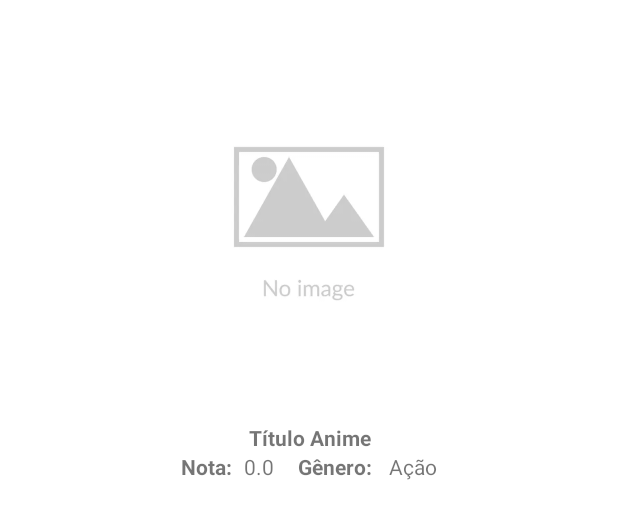
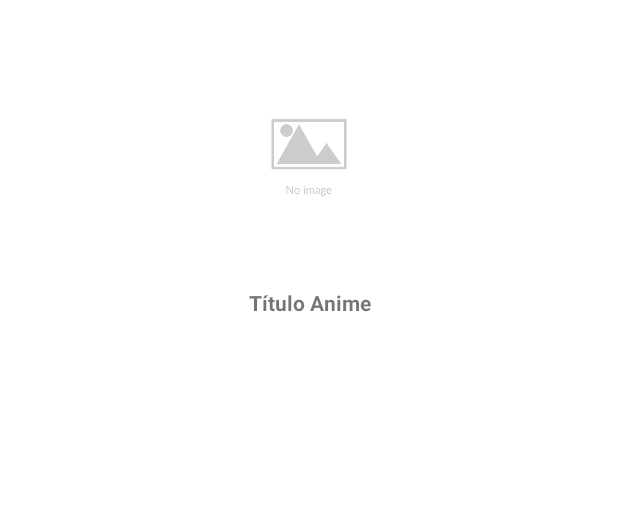
Before and after one commit to LorraneLobo/Anime-List, an Android app: the layout adapter_top_anime.xml on its own in the app's theme, with its tools: preview values and no code run, on a phone screen of 412 x 824 dp. Shown: the top 519 px of the screen. Run offline under Robolectric (Android 15) with nearby library versions, the phone set to English and light mode, and no system bars.

Commit message:
Implementado paginacao

```diff
--- a/app/src/main/AndroidManifest.xml
+++ b/app/src/main/AndroidManifest.xml
@@ -12,9 +12,6 @@
         android:supportsRtl="true"
         android:theme="@style/Theme.AnimeList">
         <activity
-            android:name=".adapter.TopAnimeAdapter"
-            android:exported="false" />
-        <activity
             android:name=".activity.MainActivity"
             android:exported="true">
             <intent-filter>
--- a/app/src/main/java/com/lorrane/animelist/api/AnimeRepositoy.kt
+++ b/app/src/main/java/com/lorrane/animelist/api/AnimeRepositoy.kt
@@ -4,13 +4,11 @@ import com.lorrane.animelist.model.Anime
 import com.lorrane.animelist.model.Page
 import retrofit2.Call
 import retrofit2.http.GET
+import retrofit2.http.Query
 
 interface AnimeRepositoy {
 
     @GET("top/anime")
-    fun getTopAnimes(): Call<Page<List<Anime>>>
-
-    @GET("recommendations/anime")
-    fun getRecommendationAnime(): Call<Page<List<Anime>>>
+    fun getTopAnimes(@Query("page") page: Int): Call<Page<List<Anime>>>
 
 }
--- /dev/null
+++ b/app/src/main/java/com/lorrane/animelist/util/Constantes.kt
@@ -0,0 +1,3 @@
+package com.lorrane.animelist.util
+
+const val PAGE_SIZE = 25
--- /dev/null
+++ b/app/src/main/res/drawable/ic_pesquisar_24.xml
@@ -0,0 +1,5 @@
+<vector android:height="24dp" android:tint="#FFFFFF"
+    android:viewportHeight="24" android:viewportWidth="24"
+    android:width="24dp" xmlns:android="http://schemas.android.com/apk/res/android">
+    <path android:fillColor="@android:color/white" android:pathData="M15.5,14h-0.79l-0.28,-0.27C15.41,12.59 16,11.11 16,9.5 16,5.91 13.09,3 9.5,3S3,5.91 3,9.5 5.91,16 9.5,16c1.61,0 3.09,-0.59 4.23,-1.57l0.27,0.28v0.79l5,4.99L20.49,19l-4.99,-5zM9.5,14C7.01,14 5,11.99 5,9.5S7.01,5 9.5,5 14,7.01 14,9.5 11.99,14 9.5,14z"/>
+</vector>
--- a/app/src/main/res/layout/adapter_top_anime.xml
+++ b/app/src/main/res/layout/adapter_top_anime.xml
@@ -4,13 +4,14 @@
     xmlns:tools="http://schemas.android.com/tools"
     android:layout_width="match_parent"
     android:layout_height="wrap_content"
+    android:layout_margin="10dp"
     android:gravity="center_horizontal"
     android:orientation="vertical">
 
     <ImageView
         android:id="@+id/imageCapaAnime"
-        android:layout_width="200dp"
-        android:layout_height="250dp"
+        android:layout_width="100dp"
+        android:layout_height="150dp"
         android:layout_marginTop="16dp"
         android:layout_marginBottom="16dp"
         app:srcCompat="@drawable/no_image" />
@@ -23,39 +24,4 @@
         android:textStyle="bold"
         tools:text="Título Anime" />
 
-    <LinearLayout
-        android:layout_width="match_parent"
-        android:layout_height="wrap_content"
-        android:gravity="center_horizontal"
-        android:orientation="horizontal">
-
-        <TextView
-            android:id="@+id/textView2"
-            android:layout_width="wrap_content"
-            android:layout_height="wrap_content"
-            android:layout_marginRight="8dp"
-            android:text="Nota:"
-            android:textStyle="bold" />
-
-        <TextView
-            android:id="@+id/textNota"
-            android:layout_width="wrap_content"
-            android:layout_height="wrap_content"
-            android:layout_marginRight="16dp"
-            tools:text="0.0" />
-
-        <TextView
-            android:id="@+id/textView4"
-            android:layout_width="wrap_content"
-            android:layout_height="wrap_content"
-            android:layout_marginRight="8dp"
-            android:text="Gênero: "
-            android:textStyle="bold" />
-
-        <TextView
-            android:id="@+id/textGenero"
-            android:layout_width="wrap_content"
-            android:layout_height="wrap_content"
-            android:text="Ação" />
-    </LinearLayout>
 </LinearLayout>
--- a/app/src/main/res/values-night/themes.xml
+++ /dev/null
@@ -1,16 +0,0 @@
-<resources xmlns:tools="http://schemas.android.com/tools">
-    <!-- Base application theme. -->
-    <style name="Theme.AnimeList" parent="Theme.MaterialComponents.DayNight.DarkActionBar">
-        <!-- Primary brand color. -->
-        <item name="colorPrimary">@color/purple_200</item>
-        <item name="colorPrimaryVariant">@color/purple_700</item>
-        <item name="colorOnPrimary">@color/black</item>
-        <!-- Secondary brand color. -->
-        <item name="colorSecondary">@color/teal_200</item>
-        <item name="colorSecondaryVariant">@color/teal_200</item>
-        <item name="colorOnSecondary">@color/black</item>
-        <!-- Status bar color. -->
-        <item name="android:statusBarColor" tools:targetApi="l">?attr/colorPrimaryVariant</item>
-        <!-- Customize your theme here. -->
-    </style>
-</resources>
--- a/app/src/main/res/values/themes.xml
+++ b/app/src/main/res/values/themes.xml
@@ -1,6 +1,6 @@
 <resources xmlns:tools="http://schemas.android.com/tools">
     <!-- Base application theme. -->
-    <style name="Theme.AnimeList" parent="Theme.MaterialComponents.DayNight.DarkActionBar">
+    <style name="Theme.AnimeList" parent="Theme.MaterialComponents.DayNight.NoActionBar">
         <!-- Primary brand color. -->
         <item name="colorPrimary">@color/purple_500</item>
         <item name="colorPrimaryVariant">@color/purple_700</item>
```
Also changed, not shown: app/src/main/java/com/lorrane/animelist/activity/MainActivity.kt (+46 -9 lines), app/src/main/java/com/lorrane/animelist/adapter/TopAnimeAdapter.kt (+3 -7 lines), app/src/main/res/layout/activity_main.xml (+12 -3 lines), app/src/main/res/layout/main_toolbar.xml (added, +8 -0 lines), app/src/main/res/menu/main_menu.xml (added, +14 -0 lines).
